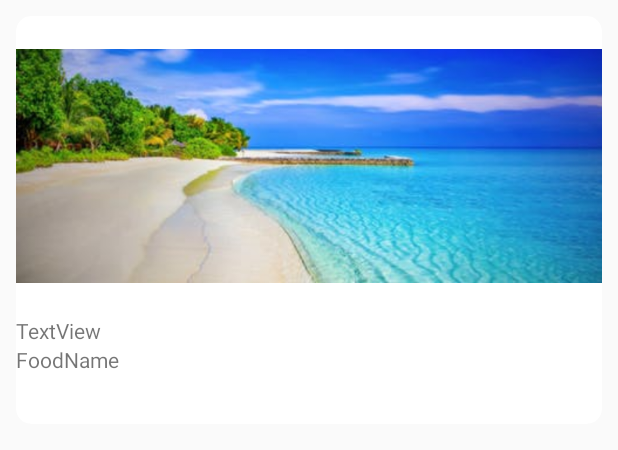
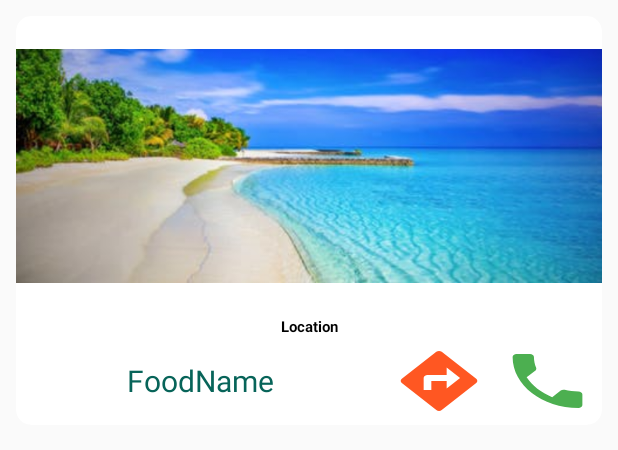
Before and after one commit to try-no-cry/Food-Ordering-App--Android, an Android app: the layout single_search_result.xml on its own in the app's theme, with its tools: preview values and no code run, on a phone screen of 412 x 824 dp. Shown: the top 450 px of the screen. Run offline under Robolectric (Android 15) with nearby library versions, the phone set to English and light mode, and no system bars.

Commit message:
after adding full search function
however scoll bottom error is still there

```diff
--- a/app/src/main/java/com/example/newbiz/MyOrders.java
+++ b/app/src/main/java/com/example/newbiz/MyOrders.java
@@ -159,7 +159,7 @@ private ArrayList<MyOrders_SingleOrder> list=new ArrayList<>();
             JSONObject jsonObject=new JSONObject(data);
            // JSONArray jsonArray=jsonObject.getJSONArray("success");
             String check=jsonObject.getString("success");
-            Log.d("checkRya", String.valueOf(check));
+            Log.d("checkCondition", String.valueOf(check));
 
             if(check.equals("1")){
 
--- a/app/src/main/res/layout/single_search_result.xml
+++ b/app/src/main/res/layout/single_search_result.xml
@@ -8,10 +8,11 @@
     android:orientation="vertical">
 
 
-    <com.google.android.material.card.MaterialCardView
+    <androidx.cardview.widget.CardView
         android:layout_width="match_parent"
-        android:layout_height="wrap_content"
+        android:layout_height="match_parent"
         android:layout_margin="5sp"
+        android:layout_marginBottom="15sp"
         android:elevation="10sp"
         android:padding="10px"
         app:cardCornerRadius="10sp">
@@ -31,7 +32,11 @@
                 android:id="@+id/tvLocation_S"
                 android:layout_width="match_parent"
                 android:layout_height="wrap_content"
-                android:text="TextView" />
+                android:gravity="center"
+                android:text="Location"
+                android:textColor="#000"
+                android:textSize="10sp"
+                android:textStyle="bold" />
 
             <LinearLayout
                 android:layout_width="match_parent"
@@ -43,28 +48,31 @@
                     android:layout_width="0sp"
                     android:layout_height="match_parent"
                     android:layout_weight="1"
-                    android:text="FoodName" />
+                    android:gravity="center"
+                    android:text="FoodName"
+                    android:textColor="#076459"
+                    android:textSize="20sp" />
 
-                <com.google.android.material.button.MaterialButton
+                <Button
                     android:id="@+id/btnGoToLocation_S"
                     android:layout_width="0sp"
                     android:layout_height="wrap_content"
                     android:layout_margin="5sp"
-                    android:layout_weight="0.5"
+                    android:layout_weight="0.25"
                     android:background="@drawable/map"
                     android:padding="5sp"
-                    app:backgroundTint="#FFFFFF" />
+                    app:backgroundTint="#FF5722" />
 
-                <com.google.android.material.button.MaterialButton
+                <Button
                     android:id="@+id/btncallToLocation_S"
                     android:layout_width="0sp"
                     android:layout_height="wrap_content"
                     android:layout_margin="5sp"
-                    android:layout_weight="0.5"
+                    android:layout_weight="0.25"
                     android:background="@drawable/call"
                     android:padding="5sp"
-                    app:backgroundTint="#FFFFFF" />
+                    app:backgroundTint="#4CAF50" />
             </LinearLayout>
         </LinearLayout>
-    </com.google.android.material.card.MaterialCardView>
+    </androidx.cardview.widget.CardView>
 </LinearLayout>
```
Also changed, not shown: app/src/main/AndroidManifest.xml (+4 -3 lines), app/src/main/java/com/example/newbiz/Search.java (+61 -4 lines), app/src/main/java/com/example/newbiz/searchAdapter.java (+62 -14 lines), app/src/main/res/layout/fragment_search.xml (+20 -2 lines).
